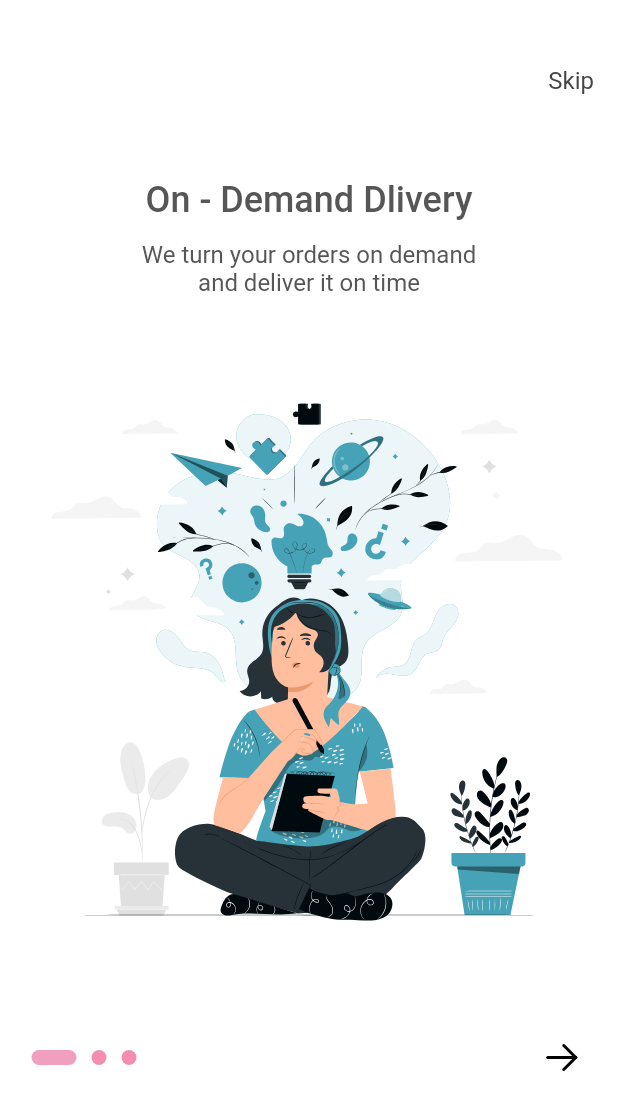
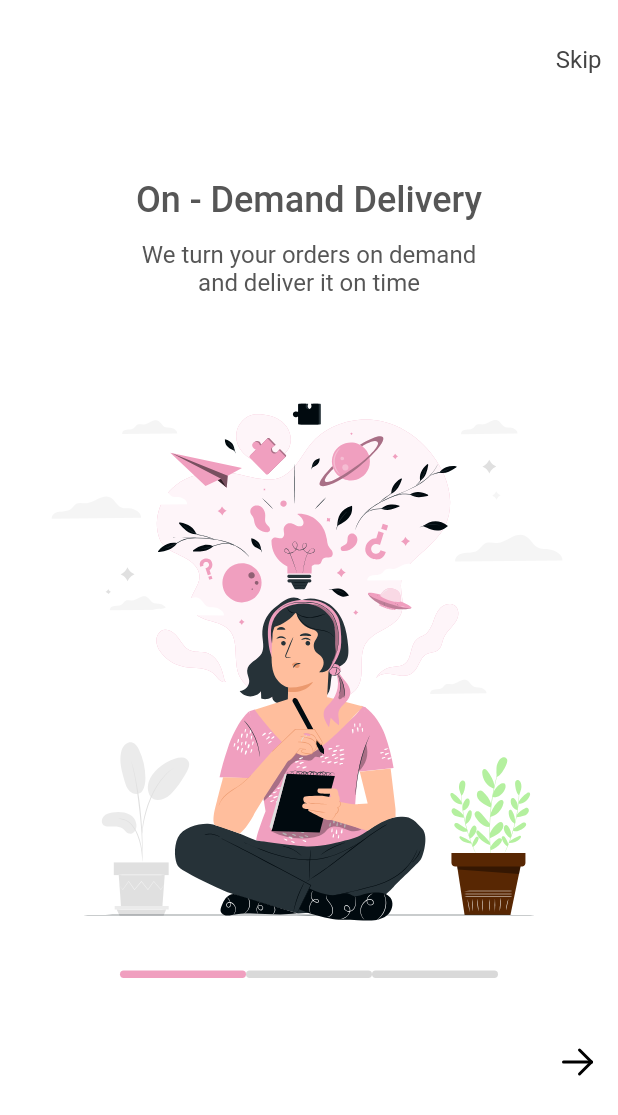
Before and after one commit to uniterested/uninterested, a Flutter app: the screen it shows after launch, on a phone screen of 412 x 824 dp. Shown: the top 1115 px of the screen. Run offline on Flutter 3.47's test engine with Material 2 defaults, Android fonts, the phone set to English and light mode, and no system bars; drawn by our look-alikes of smooth_page_indicator; our stand-ins replace carousel_indicator, carousel_slider, flutter_screenutil, flutter_svg, get, google_fonts and 1 more; missing offline and left inert: adaptive_action_sheet; Roboto replaces fonts that are missing (SFPro); project files that could hold a hidden picture were left out.

```diff
--- a/lib/intro/main_page.dart
+++ b/lib/intro/main_page.dart
@@ -1,6 +1,9 @@
+import 'package:carousel_indicator/carousel_indicator.dart';
+import 'package:carousel_slider/carousel_slider.dart';
 import 'package:flutter/material.dart';
 import 'package:flutter_svg/flutter_svg.dart';
 import 'package:get/get.dart';
+import 'package:smooth_page_indicator/smooth_page_indicator.dart';
 import 'package:uninterested/intro/slider_page.dart';
 import 'package:uninterested/utilities/AppColor.dart';
 import 'package:uninterested/utilities/AppColorStyle.dart';
@@ -19,18 +22,17 @@ class _LandingState extends State<Landing> {
 
   List<Widget> _pages = [
     SliderPage(
-      title: "On - Demand Dlivery",
-        description:
-            "We turn your orders on demand and deliver it on time",
-        image: "assets/Creative_thinking.svg"),
+        title: "On - Demand Delivery",
+        description: "We turn your orders on demand and deliver it on time",
+        image: "assets/Creative thinking.svg"),
     SliderPage(
         title: "Buy crafts online",
-        description: "Shop crafts online at shop and look app as you normally do",
-        image: "assets/design_community.svg"),
+        description:
+            "Shop crafts online at shop and look app as you normally do",
+        image: "assets/Design community.svg"),
     SliderPage(
         title: "Fast delivery",
-        description:
-            "And we’ll bring straight to your door in few days",
+        description: "And we’ll bring straight to your door in few days",
         image: "assets/In no time.svg"),
   ];
 
@@ -57,11 +59,12 @@ class _LandingState extends State<Landing> {
           SafeArea(
             child: Stack(
               children: [
+
                 Padding(
-                  padding: const EdgeInsets.only(top: 44.0, right: 16),
+                  padding: const EdgeInsets.only(top: 30.0, right: 11),
                   child: Row(
                     mainAxisAlignment: MainAxisAlignment.end,
-                    children: [
+                    children: [(_currentPage != (_pages.length - 1))?
                       InkWell(
                         onTap: () {
                           // Navigator.push(
@@ -78,33 +81,31 @@ class _LandingState extends State<Landing> {
                             fontWeight: FontWeight.w400,
                           ),
                         ),
-                      ),
+                      )
+                      :Text("")
                     ],
                   ),
                 ),
                 Padding(
-                  padding: const EdgeInsets.only(bottom: 84.0, left: 16),
-                  child: Row(
-                    mainAxisAlignment: MainAxisAlignment.spaceBetween,
+                    padding: const EdgeInsets.only(bottom: 100.0,right: 11 ,left: 11),
+                    child: Column(
+                        mainAxisAlignment: MainAxisAlignment.end,
                         children: [
-                      Align(
-                        alignment: Alignment.bottomCenter,
-                        child: Row(
-                            mainAxisAlignment: MainAxisAlignment.start,
-                            children: List<Widget>.generate(_pages.length,
-                                (int index) {
-                              return AnimatedContainer(
-                                  duration: Duration(milliseconds: 300),
-                                  height: 10,
-                                  width: (index == _currentPage) ? 30 : 10,
-                                  margin: EdgeInsets.symmetric(
-                                      horizontal: 5, vertical: 30),
-                                  decoration: BoxDecoration(
-                                      borderRadius: BorderRadius.circular(5),
-                                      color: (index == _currentPage)
-                                          ? AppColorPallet.pink
-                                          : Colors.pink.withOpacity(0.5)));
-                            })),
+                          Padding(
+                            padding: const EdgeInsets.only(bottom: 40),
+                            child: AnimatedSmoothIndicator(
+                             activeIndex: _currentPage,
+                             count: _pages.length,
+                             effect: SlideEffect(
+                              radius: 3,
+                               spacing: 0,
+                               dotHeight: 4.94,
+                               dotWidth: 84,
+                               activeDotColor:
+                                   AppColorPallet.pink,
+                               dotColor: AppColorPallet.listtilegrey,
+                             ),
+                                ),
                           ),
                           Align(
                             alignment: Alignment.bottomRight,
@@ -115,75 +116,58 @@ class _LandingState extends State<Landing> {
                                     curve: Curves.easeInOutQuint);
                               },
                               child: AnimatedContainer(
+
                                 alignment: Alignment.center,
                                 duration: Duration(milliseconds: 300),
-                            height: 70,
+                                height: 32,
                                 width: (_currentPage == (_pages.length - 1))
-                                ? 200
-                                : 75,
-                            decoration: BoxDecoration(
-                                // color: Colors.blue,
-                                borderRadius: BorderRadius.circular(0)),
+                                    ? 150
+                                    : 32,
+                                    // color: Colors.amber,
+
                                 child: (_currentPage == (_pages.length - 1))
                                     ? Row(
+                                      mainAxisAlignment: MainAxisAlignment.end,
                                         children: [
                                           InkWell(
                                             onTap: () {
                                               _controller.nextPage(
-                                              duration:
-                                                  Duration(milliseconds: 300),
+                                                  duration: Duration(
+                                                      milliseconds: 300),
                                                   curve: Curves.easeInOutQuint);
                                               setState(() {
                                                 _currentPage += 1;
                                               });
                                               Get.toNamed('/LogInScreen');
-                                          // Navigator.push(
-                                          //   context,
-                                          //   MaterialPageRoute(
-                                          //       builder: (context) =>
-                                          //           const LogInScreen()),
-                                          // );
+
                                             },
+                                            child: Padding(
+                                              padding: const EdgeInsets.only(right: 8),
                                               child: Text(
                                                 "Get Started",
                                                 style: TextStyle(
                                                     color: Colors.black,
                                                     fontSize: 20,
-                                            fontWeight: FontWeight.w500
+                                                    fontWeight: FontWeight.w500),
                                               ),
                                             ),
                                           ),
                                           InkWell(
                                             child: SvgPicture.asset(
-                                          "assets/next.svg"
-                                        ),
-
+                                                "assets/next.svg"),
                                             onTap: () {
                                               Get.toNamed('/LogInScreen');
-                                          // Navigator.push(
-                                          //   context,
-                                          //   MaterialPageRoute(
-                                          //       builder: (context) =>
-                                          //           const LogInScreen()),
-                                          // );
+
                                             },
                                           ),
                                         ],
                                       )
-                                 :  SvgPicture.asset(
-                                          "assets/next.svg"
-                                        ),
-                                //  Icon(
-                                //     Icons.navigate_next,
-                                //     size: 50,
-                                //     color: Colors.black,
-                                //   ),
+                                    : SvgPicture.asset("assets/next.svg"),
+
                               ),
                             ),
                           ),
-                    ],
-                  ),
-                ),
+                        ])),
               ],
             ),
           ),
--- a/lib/intro/slider_page.dart
+++ b/lib/intro/slider_page.dart
@@ -4,8 +4,6 @@ import 'package:uninterested/utilities/AppColor.dart';
 import 'package:uninterested/utilities/AppColorStyle.dart';
 
 
-// import 'package:zopnote_consumer/utilities/color_pallete.dart';
-// import 'package:zopnote_consumer/utilities/text_style.dart';
 
 class SliderPage extends StatelessWidget {
   final String title;
@@ -61,7 +59,7 @@ class SliderPage extends StatelessWidget {
           ),
 
           SizedBox(
-            height: 60,
+            height: 34,
           ),
         ],
       ),
--- a/lib/main.dart
+++ b/lib/main.dart
@@ -1,7 +1,7 @@
 import 'package:flutter/material.dart';
 import 'package:get/get_navigation/get_navigation.dart';
 import 'package:uninterested/home/cart_screen.dart';
-import 'package:uninterested/home/dashboard2.dart';
+import 'package:uninterested/home/dashboardScreen.dart';
 import 'package:uninterested/home/myorders.dart';
 import 'package:uninterested/home/notification.dart';
 import 'package:uninterested/home/payment_screen.dart';
@@ -51,12 +51,12 @@ class MyApp extends StatelessWidget {
           page: () => DashBoardScreen(),
         ),
         GetPage(
-          name: '/ProductScreen',
-          page: () => Productscrn(),
+          name: '/ProductDetailsScreen',
+          page: () => ProductDetailsScreen(),
         ),
         GetPage(
           name: '/WishListScreen',
-          page: () => WishlistScrn(),
+          page: () => WishlistScreen(),
         ),
         GetPage(
           name: '/CartScreen',
@@ -72,7 +72,7 @@ class MyApp extends StatelessWidget {
         ),
         GetPage(
           name: '/NotificationScreen',
-          page: () => NotificationScrn(),
+          page: () => NotificationScreen(),
         ),
       ],
     );
--- a/lib/utilities/bottom_nav.dart
+++ b/lib/utilities/bottom_nav.dart
@@ -2,7 +2,7 @@ import 'package:flutter/material.dart';
 import 'package:flutter_svg/flutter_svg.dart';
 import 'package:get/get.dart';
 import 'package:uninterested/home/cart_screen.dart';
-import 'package:uninterested/home/dashboard2.dart';
+import 'package:uninterested/home/dashboardScreen.dart';
 import 'package:uninterested/home/myorders.dart';
 import 'package:uninterested/home/profile_screen.dart';
 import 'package:uninterested/home/wishlist.dart';
@@ -22,7 +22,7 @@ class _BottomNavigationState extends State<BottomNavigation> {
   int _selectedindex=0;
    List screens=[
     DashBoardScreen(),
-    WishlistScrn(),
+    WishlistScreen(),
     CartScreen(),
     ProfileScreen()
   ];
```
Also changed, not shown: lib/home/dashboard.dart (+30 -1 lines), lib/home/dashboardScreen.dart (renamed from lib/home/dashboard2.dart, +30 -1 lines), lib/home/notification.dart (+4 -4 lines), lib/home/product.dart (+4 -4 lines), lib/home/stor.dart (deleted, +0 -27 lines), lib/home/wishlist.dart (+5 -5 lines), lib/login/otp_screen.dart (+5 -2 lines), assets/Creative thinking.svg (added), assets/Creative_thinking.svg (deleted), assets/Design community.svg (added), assets/In no time.svg, assets/design_community.svg (deleted). Lines whose indentation alone changed are shown as unchanged.
